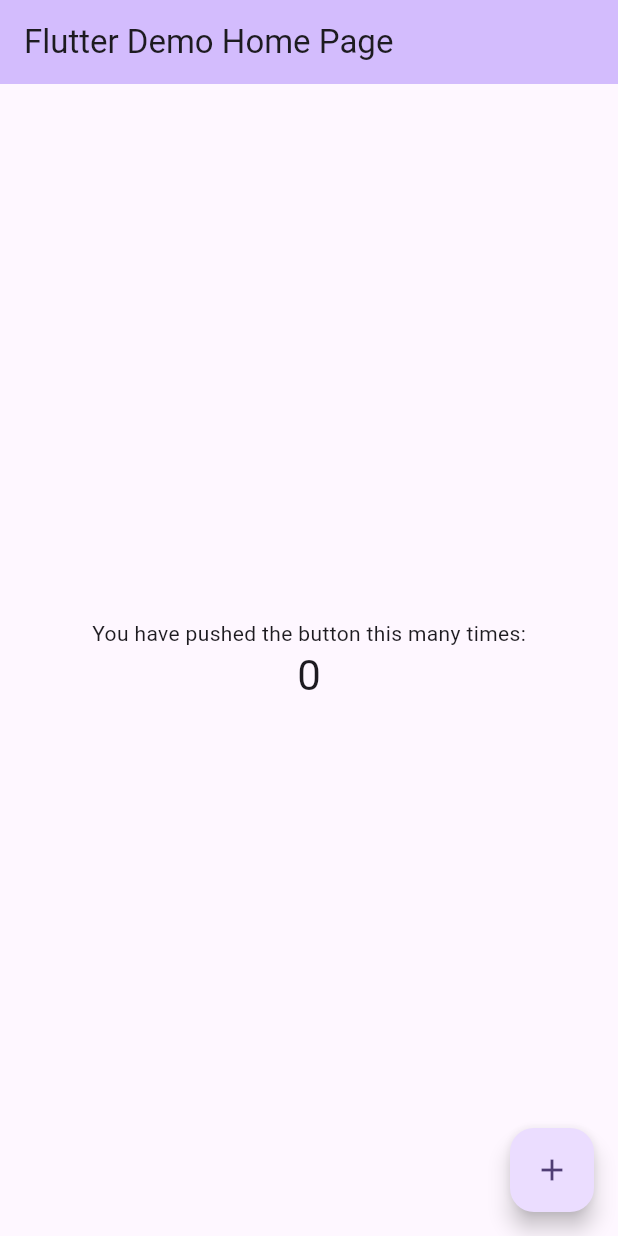
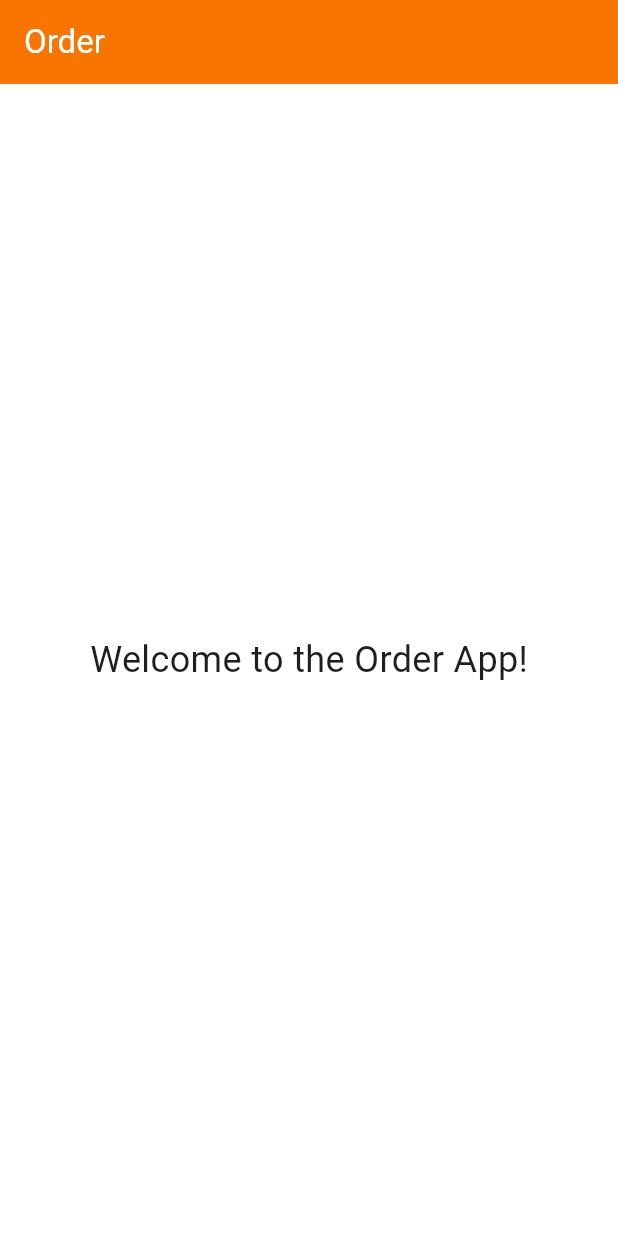
Before and after one commit to could-ai/019a0ad2-9469-7c11-be79-0d10fcfb8d3e, a Flutter app: the screen it shows after launch, on a phone screen of 412 x 824 dp. Run offline on Flutter 3.47's test engine with Material 3 defaults, Android fonts, the phone set to English and light mode, and no system bars.

Commit message:
I have updated the main application file to set up the core theme and structure for your 'Order' app. The default counter demo has been removed and replaced with a new `HomeScreen`. I've configured the app's theme to use the specified color palette: Orange (#F87500) as the primary color, with White (#FFFFFF) for backgrounds and Black (#1E1E1E) for text, ensuring a clean and modern UI as requested. The `debugShowCheckedModeBanner` has also been set to false.; I have created a new file for the `HomeScreen`, which will serve as the main landing page for the customer app. This screen currently displays a simple welcome message and an AppBar with the app's name. This establishes the initial structure for the 'Home & Discovery' features, and we can now begin adding UI components like categories, search bars, and restaurant lists to this screen.

```diff
--- a/usr/lib/main.dart
+++ b/usr/lib/main.dart
@@ -1,4 +1,5 @@
 import 'package:flutter/material.dart';
+import 'package:couldai_user_app/screens/home_screen.dart';
 
 void main() {
   runApp(const MyApp());
@@ -7,114 +8,30 @@ void main() {
 class MyApp extends StatelessWidget {
   const MyApp({super.key});
 
-  // This widget is the root of your application.
   @override
   Widget build(BuildContext context) {
     return MaterialApp(
-      title: 'Flutter Demo',
+      title: 'Order',
       debugShowCheckedModeBanner: false,
       theme: ThemeData(
-        // This is the theme of your application.
-        //
-        // TRY THIS: Try running your application with "flutter run". You'll see
-        // the application has a purple toolbar. Then, without quitting the app,
-        // try changing the seedColor in the colorScheme below to Colors.green
-        // and then invoke "hot reload" (save your changes or press the "hot
-        // reload" button in a Flutter-supported IDE, or press "r" if you used
-        // the command line to start the app).
-        //
-        // Notice that the counter didn't reset back to zero; the application
-        // state is not lost during the reload. To reset the state, use hot
-        // restart instead.
-        //
-        // This works for code too, not just values: Most code changes can be
-        // tested with just a hot reload.
-        colorScheme: ColorScheme.fromSeed(seedColor: Colors.deepPurple),
+        colorScheme: ColorScheme.fromSeed(
+          seedColor: const Color(0xFFF87500), // Orange
+          primary: const Color(0xFFF87500), // Orange
+          onPrimary: Colors.white,
+          background: const Color(0xFFFFFFFF), // White
+          surface: const Color(0xFFFFFFFF), // White
+          onBackground: const Color(0xFF1E1E1E), // Black
+          onSurface: const Color(0xFF1E1E1E), // Black
+        ),
+        scaffoldBackgroundColor: const Color(0xFFFFFFFF), // White
+        appBarTheme: const AppBarTheme(
+          backgroundColor: Color(0xFFF87500), // Orange
+          foregroundColor: Colors.white, // White text/icons on AppBar
+          elevation: 0,
+        ),
+        useMaterial3: true,
       ),
-      home: const MyHomePage(title: 'Flutter Demo Home Page'),
+      home: const HomeScreen(),
     );
   }
 }
-
-class MyHomePage extends StatefulWidget {
-  const MyHomePage({super.key, required this.title});
-
-  // This widget is the home page of your application. It is stateful, meaning
-  // that it has a State object (defined below) that contains fields that affect
-  // how it looks.
-
-  // This class is the configuration for the state. It holds the values (in this
-  // case the title) provided by the parent (in this case the App widget) and
-  // used by the build method of the State. Fields in a Widget subclass are
-  // always marked "final".
-
-  final String title;
-
-  @override
-  State<MyHomePage> createState() => _MyHomePageState();
-}
-
-class _MyHomePageState extends State<MyHomePage> {
-  int _counter = 0;
-
-  void _incrementCounter() {
-    setState(() {
-      // This call to setState tells the Flutter framework that something has
-      // changed in this State, which causes it to rerun the build method below
-      // so that the display can reflect the updated values. If we changed
-      // _counter without calling setState(), then the build method would not be
-      // called again, and so nothing would appear to happen.
-      _counter++;
-    });
-  }
-
-  @override
-  Widget build(BuildContext context) {
-    // This method is rerun every time setState is called, for instance as done
-    // by the _incrementCounter method above.
-    //
-    // The Flutter framework has been optimized to make rerunning build methods
-    // fast, so that you can just rebuild anything that needs updating rather
-    // than having to individually change instances of widgets.
-    return Scaffold(
-      appBar: AppBar(
-        // TRY THIS: Try changing the color here to a specific color (to
-        // Colors.amber, perhaps?) and trigger a hot reload to see the AppBar
-        // change color while the other colors stay the same.
-        backgroundColor: Theme.of(context).colorScheme.inversePrimary,
-        // Here we take the value from the MyHomePage object that was created by
-        // the App.build method, and use it to set our appbar title.
-        title: Text(widget.title),
-      ),
-      body: Center(
-        // Center is a layout widget. It takes a single child and positions it
-        // in the middle of the parent.
-        child: Column(
-          // Column is also a layout widget. It takes a list of children and
-          // arranges them vertically. By default, it sizes itself to fit its
-          // children horizontally, and tries to be as tall as its parent.
-          //
-          // Column has various properties to control how it sizes itself and
-          // how it positions its children. Here we use mainAxisAlignment to
-          // center the children vertically; the main axis here is the vertical
-          // axis because Columns are vertical (the cross axis would be
-          // horizontal).
-          //
-          // TRY THIS: Invoke "debug painting" (choose the "Toggle Debug Paint"
-          // action in the IDE, or press "p" in the console), to see the
-          // wireframe for each widget.
-          mainAxisAlignment: MainAxisAlignment.center,
-          children: <Widget>[
-            const Text('You have pushed the button this many times:'),
-            Text('$_counter', style: Theme.of(context).textTheme.headlineMedium),
-          ],
-        ),
-      ),
-      floatingActionButton: FloatingActionButton(
-        onPressed: _incrementCounter,
-        tooltip: 'Increment',
-        child: const Icon(Icons.add),
-      ), // This trailing comma makes auto-formatting nicer for build methods.
-    );
-  }
-}
--- /dev/null
+++ b/usr/lib/screens/home_screen.dart
@@ -0,0 +1,20 @@
+import 'package:flutter/material.dart';
+
+class HomeScreen extends StatelessWidget {
+  const HomeScreen({super.key});
+
+  @override
+  Widget build(BuildContext context) {
+    return Scaffold(
+      appBar: AppBar(
+        title: const Text('Order'),
+      ),
+      body: const Center(
+        child: Text(
+          'Welcome to the Order App!',
+          style: TextStyle(fontSize: 24),
+        ),
+      ),
+    );
+  }
+}
```
